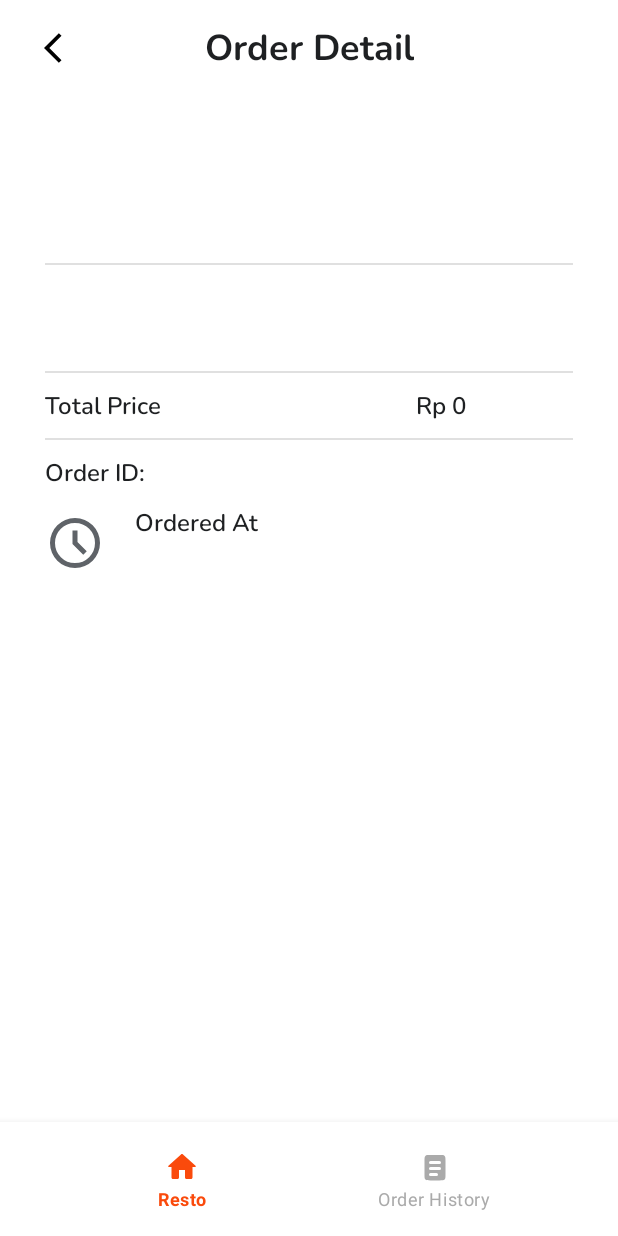
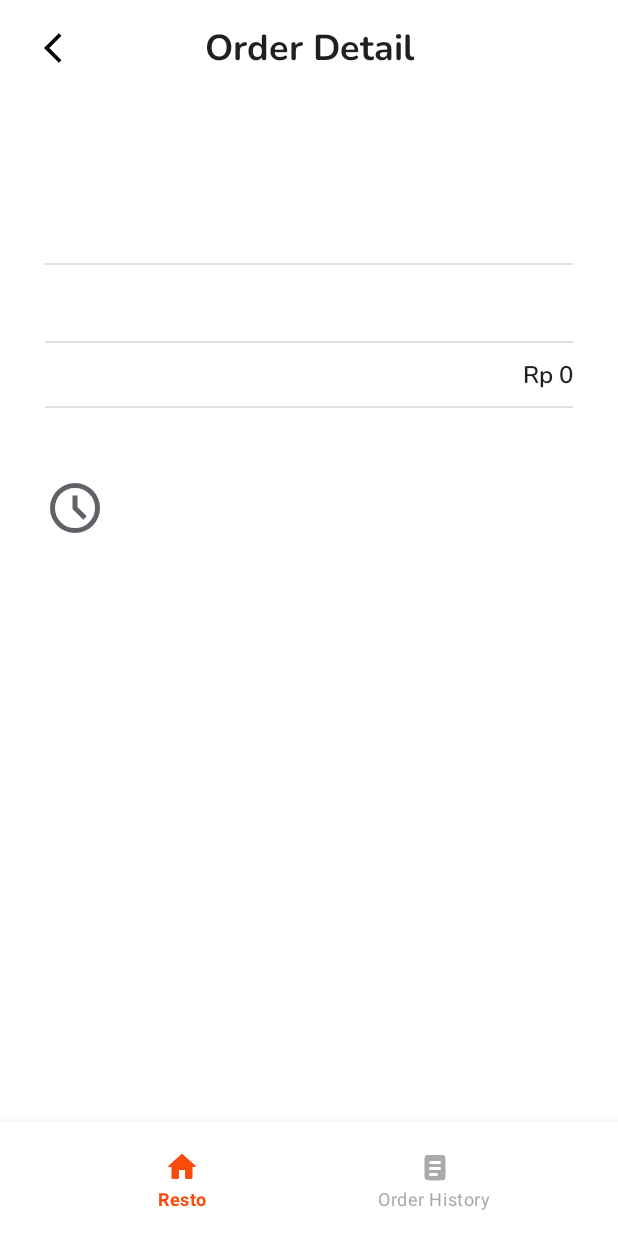
Before and after one commit to AbrahamRumondor/alpha-resto-android, an Android app: the fragment OrderHistoryDetailFragment placed in its activity, on a phone screen of 412 x 824 dp. Run offline under Robolectric (Android 15) with nearby library versions, the phone set to English and light mode, and no system bars; our stand-ins replace Dagger/Hilt's generated code, Firebase (no records; nobody signed in at launch, a user with empty details on screens opened directly), Room's generated code, Timber, navigation-ui; 2 statements that could not run were skipped.

Commit message:
fix id and orhis layout

```diff
--- a/app/src/main/java/com/example/alfaresto_customersapp/ui/components/registerPage/RegisterActivity.kt
+++ b/app/src/main/java/com/example/alfaresto_customersapp/ui/components/registerPage/RegisterActivity.kt
@@ -6,7 +6,6 @@ import android.util.Patterns
 import android.widget.Toast
 import androidx.activity.viewModels
 import androidx.appcompat.app.AppCompatActivity
-import androidx.lifecycle.ViewModelProvider
 import com.example.alfaresto_customersapp.R
 import com.example.alfaresto_customersapp.databinding.ActivityRegisterBinding
 import com.example.alfaresto_customersapp.ui.components.loginPage.LoginActivity
@@ -29,7 +28,7 @@ class RegisterActivity : AppCompatActivity() {
             storeAndValidation()
         }
 
-        binding.loginTextView.setOnClickListener {
+        binding.tvLogin.setOnClickListener {
             goToLoginPage()
         }
     }
--- a/app/src/main/res/layout/activity_register.xml
+++ b/app/src/main/res/layout/activity_register.xml
@@ -188,7 +188,7 @@
             app:layout_constraintTop_toBottomOf="@id/til_reenter_password" />
 
         <TextView
-            android:id="@+id/loginTextView"
+            android:id="@+id/tv_login"
             android:layout_width="wrap_content"
             android:layout_height="wrap_content"
             android:layout_marginTop="@dimen/dimen_12"
--- a/app/src/main/res/layout/order_history_detail.xml
+++ b/app/src/main/res/layout/order_history_detail.xml
@@ -5,46 +5,6 @@
     android:layout_width="match_parent"
     android:layout_height="match_parent"
     android:background="@color/white">
-
-    <!--    <androidx.cardview.widget.CardView-->
-    <!--        android:id="@+id/buttonLayout"-->
-    <!--        android:layout_width="wrap_content"-->
-    <!--        android:layout_height="wrap_content"-->
-    <!--        android:layout_gravity="center"-->
-    <!--        android:layout_marginStart="30dp"-->
-    <!--        android:layout_marginTop="30dp"-->
-    <!--        app:cardBackgroundColor="@color/white"-->
-    <!--        app:cardCornerRadius="15dp"-->
-    <!--        app:layout_constraintStart_toStartOf="parent"-->
-    <!--        app:layout_constraintTop_toTopOf="parent">-->
-
-    <!--        <ImageButton-->
-    <!--            android:id="@+id/backButton"-->
-    <!--            android:layout_width="wrap_content"-->
-    <!--            android:layout_height="wrap_content"-->
-    <!--            android:layout_margin="7dp"-->
-    <!--            android:layout_marginStart="20dp"-->
-    <!--            android:background="@android:color/transparent"-->
-    <!--            android:paddingVertical="4dp"-->
-    <!--            android:paddingStart="10dp"-->
-    <!--            android:src="@drawable/ic_back"-->
-    <!--            tools:ignore="ContentDescription,RtlSymmetry" />-->
-
-    <!--    </androidx.cardview.widget.CardView>-->
-
-    <!--    <TextView-->
-    <!--        android:id="@+id/tv_history_detail"-->
-    <!--        android:layout_width="wrap_content"-->
-    <!--        android:layout_height="wrap_content"-->
-    <!--        android:layout_marginTop="33dp"-->
-    <!--        android:fontFamily="@font/bold"-->
-    <!--        android:text="Order Success"-->
-    <!--        android:textColor="@color/black"-->
-    <!--        android:textSize="28sp"-->
-    <!--        app:layout_constraintEnd_toEndOf="parent"-->
-    <!--        app:layout_constraintHorizontal_bias="0.232"-->
-    <!--        app:layout_constraintStart_toEndOf="@+id/buttonLayout"-->
-    <!--        app:layout_constraintTop_toTopOf="parent" />-->
 
     <include
         android:id="@+id/toolbar"
@@ -135,8 +95,6 @@
                     android:layout_height="wrap_content"
                     android:layout_margin="5dp"
                     tools:listitem="@layout/item_order_detail" />
-
-
             </LinearLayout>
 
             <View
@@ -145,49 +103,31 @@
                 android:layout_width="match_parent"
                 android:layout_height="1dp"
                 android:layout_marginHorizontal="30dp"
-                android:layout_marginBottom="10dp"
-                app:layout_constraintBottom_toTopOf="@+id/ll_total"
+                app:layout_constraintTop_toBottomOf="@+id/ll_user_order"
                 tools:layout_editor_absoluteX="30dp" />
-
-            <LinearLayout
-                android:id="@+id/ll_total"
-                android:layout_width="match_parent"
-                android:layout_height="wrap_content"
-                android:layout_marginHorizontal="30dp"
-                android:layout_marginBottom="@dimen/dimen_10"
-                android:orientation="horizontal"
-                app:layout_constraintBottom_toTopOf="@+id/divider3"
-                app:layout_constraintEnd_toEndOf="@+id/divider2"
-                app:layout_constraintStart_toStartOf="@+id/divider2">
 
             <TextView
                 android:id="@+id/tv_total"
                 android:layout_width="wrap_content"
                 android:layout_height="wrap_content"
                 android:fontFamily="@font/semibold"
-                    android:text="Total Price"
                 android:textColor="@color/mainblack"
                 android:textSize="16sp"
-                    app:layout_constraintEnd_toEndOf="@+id/divider2"
-                    app:layout_constraintHorizontal_bias="0.0"
+                android:layout_marginVertical="@dimen/dimen_10"
+                app:layout_constraintBottom_toTopOf="@+id/divider3"
                 app:layout_constraintStart_toStartOf="@+id/divider2"
                 app:layout_constraintTop_toBottomOf="@+id/divider2" />
 
             <TextView
                 android:id="@+id/tv_total_price"
-                    android:layout_width="match_parent"
+                android:layout_width="wrap_content"
                 android:layout_height="match_parent"
-                    android:layout_marginStart="170dp"
                 android:fontFamily="@font/semibold"
-                    android:text="Rp 100.000,-"
                 android:textColor="@color/mainblack"
                 android:textSize="16sp"
+                app:layout_constraintBottom_toTopOf="@+id/divider3"
                 app:layout_constraintEnd_toEndOf="@+id/divider2"
-                    app:layout_constraintHorizontal_bias="0.0"
-                    app:layout_constraintStart_toStartOf="@+id/divider2"
-                    app:layout_constraintTop_toBottomOf="@+id/tv_total" />
-
-            </LinearLayout>
+                app:layout_constraintTop_toBottomOf="@+id/divider2" />
 
             <View
                 android:id="@+id/divider3"
@@ -200,20 +140,6 @@
                 app:layout_constraintEnd_toEndOf="parent"
                 app:layout_constraintStart_toStartOf="parent" />
 
-            <!--        <TextView-->
-            <!--            android:id="@+id/tv_order_status"-->
-            <!--            android:layout_width="wrap_content"-->
-            <!--            android:layout_height="wrap_content"-->
-            <!--            android:layout_marginTop="10dp"-->
-            <!--            android:fontFamily="@font/semibold"-->
-            <!--            android:text="Order Status:"-->
-            <!--            android:textColor="@color/mainblack"-->
-            <!--            android:textSize="16sp"-->
-            <!--            app:layout_constraintEnd_toEndOf="@+id/divider3"-->
-            <!--            app:layout_constraintHorizontal_bias="0.0"-->
-            <!--            app:layout_constraintStart_toStartOf="@+id/divider3"-->
-            <!--            app:layout_constraintTop_toBottomOf="@+id/divider3" />-->
-
             <LinearLayout
                 android:id="@+id/ll_order_id"
                 android:layout_width="match_parent"
@@ -225,12 +151,10 @@
                 app:layout_constraintEnd_toEndOf="parent"
                 app:layout_constraintStart_toStartOf="parent">
 
-
                 <TextView
                     android:layout_width="wrap_content"
                     android:layout_height="wrap_content"
                     android:fontFamily="@font/semibold"
-                    android:text="Order ID: "
                     android:textColor="@color/mainblack"
                     android:textSize="16sp"
                     app:layout_constraintEnd_toEndOf="parent"
@@ -244,7 +168,6 @@
                     android:layout_height="wrap_content"
                     android:layout_marginStart="10dp"
                     android:fontFamily="@font/bold"
-                    android:text="#123456"
                     android:textColor="@color/mainblack"
                     android:textSize="16sp"
                     app:layout_constraintEnd_toEndOf="parent"
@@ -286,7 +209,6 @@
                             android:layout_width="wrap_content"
                             android:layout_height="wrap_content"
                             android:fontFamily="@font/semibold"
-                            android:text="Ordered At"
                             android:textColor="@color/mainblack"
                             android:textSize="16sp"
                             app:layout_constraintEnd_toEndOf="parent"
@@ -300,7 +222,6 @@
                             android:layout_height="wrap_content"
                             android:layout_marginTop="5dp"
                             android:fontFamily="@font/bold"
-                            android:text="DD/MM/YY HH:MM"
                             android:textColor="@color/mainblack"
                             android:textSize="16sp"
                             app:layout_constraintEnd_toEndOf="parent"
```
Lines whose indentation alone changed are shown as unchanged.
